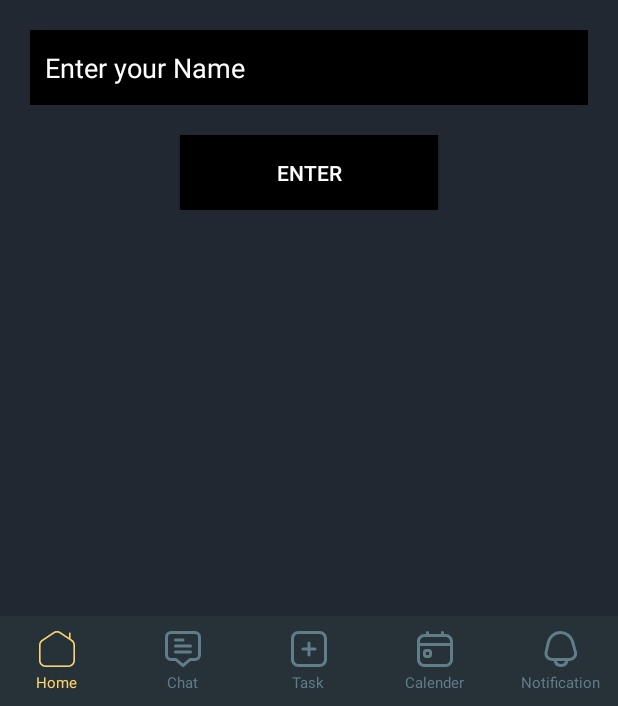
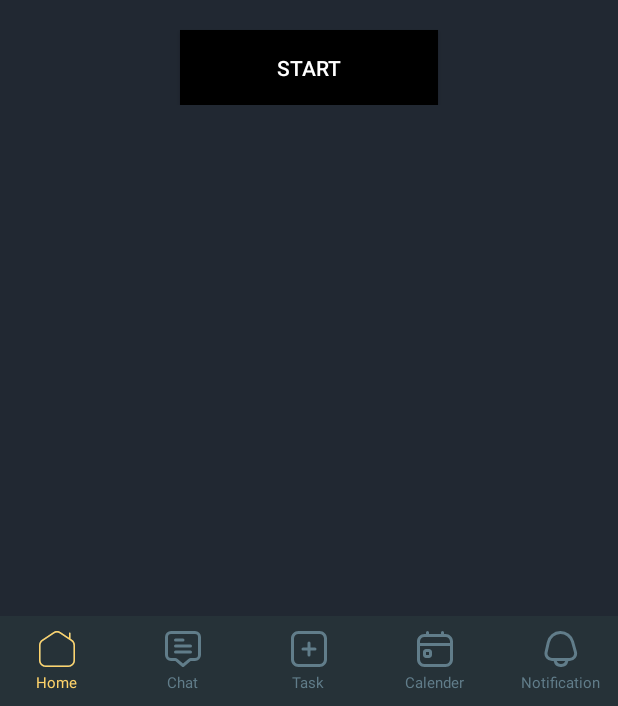
Before and after one commit to TarunSingh2002/Tic-Tac-Toe, an Android app: the MainActivity2 screen opened directly, with no data from a screen before it, on a phone screen of 412 x 824 dp, the part 530-1236 px from its top. Run offline under Robolectric (Android 15) with nearby library versions, the phone set to English and light mode, and no system bars; our stand-ins replace Firebase (no records; nobody signed in at launch, a user with empty details on screens opened directly).

Commit message:
commit number 5-stable

```diff
--- a/app/src/main/java/com/example/texter/MainActivity2.java
+++ b/app/src/main/java/com/example/texter/MainActivity2.java
@@ -39,7 +39,6 @@ public class MainActivity2 extends AppCompatActivity {
         imageViewHome.setImageResource(R.drawable.home_focused);
         aLoadingDialog = new ALoadingDialog(MainActivity2.this);
         circularImageView=findViewById(R.id.imageViewAvatar);
-        final EditText editTextName=findViewById(R.id.editTextEnter);
         final AppCompatButton buttonStartGame=findViewById(R.id.buttonEnter);
         firebaseAuth=FirebaseAuth.getInstance();
         firebaseUser=firebaseAuth.getCurrentUser();
@@ -239,7 +238,7 @@ public class MainActivity2 extends AppCompatActivity {
         buttonStartGame.setOnClickListener(new View.OnClickListener() {
             @Override
             public void onClick(View v) {
-                String name=editTextName.getText().toString();
+                String name=firebaseUser.getDisplayName().toString();
                 if(name.isEmpty())
                     Toast.makeText(MainActivity2.this, "enter name", Toast.LENGTH_SHORT).show();
                 else
--- a/app/src/main/res/layout/activity_main2.xml
+++ b/app/src/main/res/layout/activity_main2.xml
@@ -64,25 +64,12 @@
                 android:text="Tic tac toe"
                 android:textColor="@color/white"
                 android:layout_marginTop="250dp"/>
-            <EditText
-                android:layout_width="match_parent"
-                android:layout_height="50dp"
-                android:layout_marginStart="20dp"
-                android:layout_marginEnd="20dp"
-                android:layout_marginTop="20dp"
-                android:hint="Enter your Name"
-                android:paddingStart="10dp"
-                android:textColor="@color/white"
-                android:textColorHint="@color/white"
-                android:paddingEnd="10dp"
-                android:id="@+id/editTextEnter"
-                android:background="#000000"/>
             <androidx.appcompat.widget.AppCompatButton
                 android:id="@+id/buttonEnter"
                 android:layout_width="match_parent"
                 android:layout_height="50dp"
                 android:layout_marginTop="20dp"
-                android:text="enter"
+                android:text="Start"
                 android:background="@color/black"
                 android:layout_marginStart="120dp"
                 android:layout_marginEnd="120dp"/>
```
